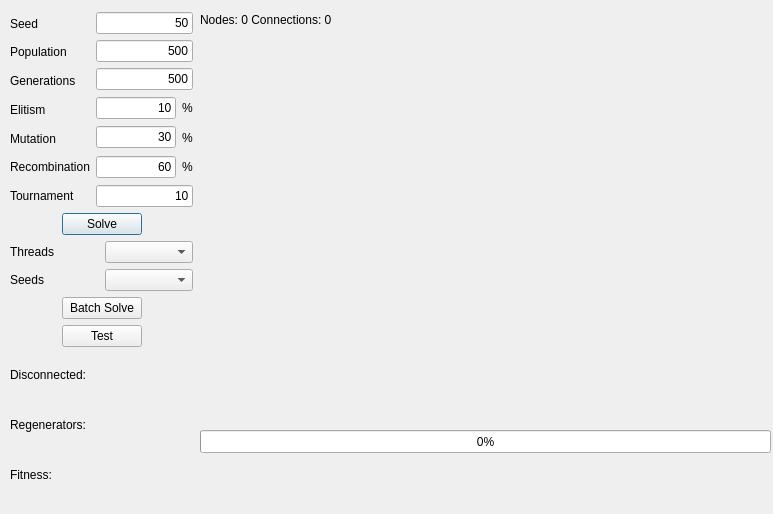
The window that geneticdialog.ui (xQsme/RLP_Qt) describes before a commit, drawn with Qt 5.
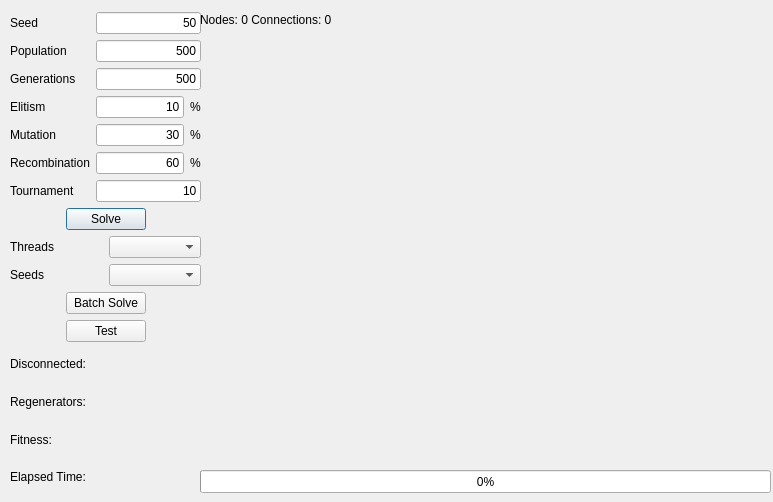
The same window after the commit.

Diff of the .ui file:
```diff
--- a/geneticdialog.ui
+++ b/geneticdialog.ui
@@ -7,7 +7,7 @@
     <x>0</x>
     <y>0</y>
     <width>773</width>
-    <height>514</height>
+    <height>502</height>
    </rect>
   </property>
   <property name="windowTitle">
@@ -17,7 +17,7 @@
    <property name="geometry">
     <rect>
      <x>200</x>
-     <y>430</y>
+     <y>470</y>
      <width>571</width>
      <height>23</height>
     </rect>
@@ -45,7 +45,7 @@
      <x>200</x>
      <y>27</y>
      <width>561</width>
-     <height>401</height>
+     <height>441</height>
     </rect>
    </property>
    <layout class="QGridLayout" name="gridLayout">
@@ -59,8 +59,8 @@
     <rect>
      <x>10</x>
      <y>12</y>
-     <width>183</width>
-     <height>535</height>
+     <width>191</width>
+     <height>481</height>
     </rect>
    </property>
    <layout class="QVBoxLayout" name="verticalLayout_4">
```
